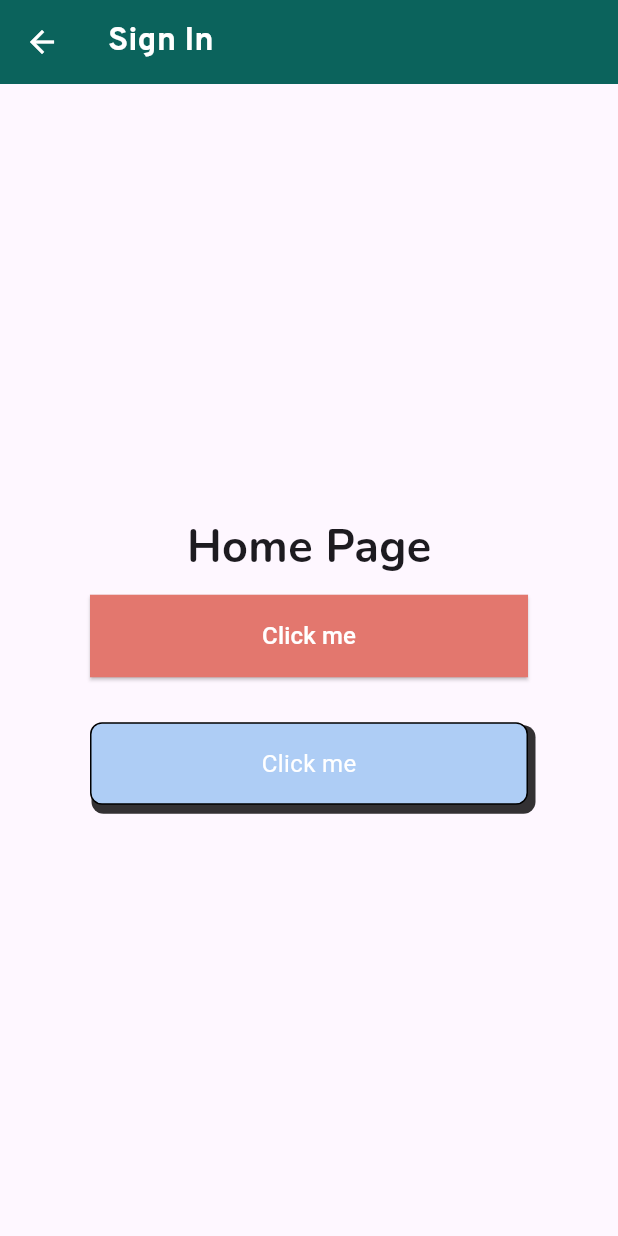
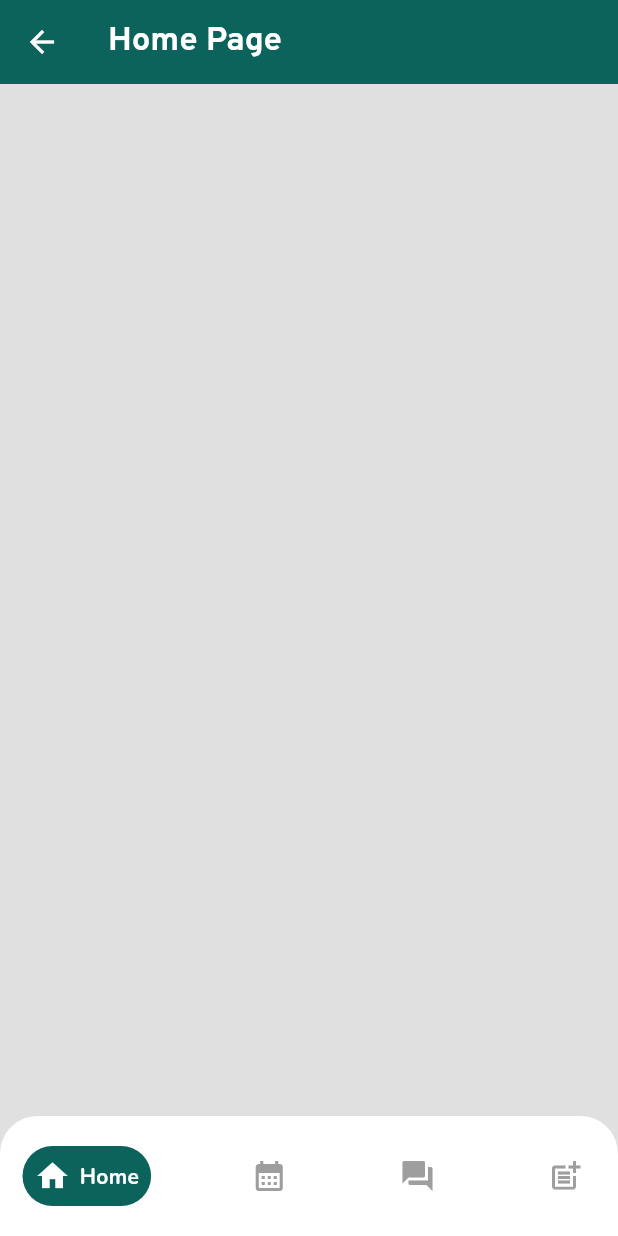
Before and after one commit to Dalton-G/Pocket-Pal, a Flutter app: the screen it shows after launch, after a tap on "Skip", after a tap on "Done", on a phone screen of 412 x 824 dp. Run offline on Flutter 3.47's test engine with Material 3 defaults, Android fonts, the phone set to English and light mode, and no system bars; drawn by our look-alikes of google_nav_bar; our stand-ins replace smooth_page_indicator.

```diff
--- a/lib/main.dart
+++ b/lib/main.dart
@@ -1,5 +1,7 @@
 import 'package:flutter/material.dart';
-import 'package:pocket_pal/onboarding_pages/onboarding.dart';
+import 'package:pocket_pal/src/screens/universal/onboarding_pages/onboarding.dart';
+import 'package:pocket_pal/src/screens/patient/patient_home_page.dart';
+import 'package:pocket_pal/src/screens/patient/patient_schedule_page.dart';
 
 void main() {
   runApp(const MyApp());
@@ -13,6 +15,10 @@ class MyApp extends StatelessWidget {
     return MaterialApp(
       debugShowCheckedModeBanner: false,
       home: OnboardingPage(),
+      routes: {
+        '/patient-homepage': (context) => PatientHomePage(),
+        '/patient-schedule': (context) => PatientSchedulePage(),
+      },
     );
   }
 }
--- /dev/null
+++ b/lib/src/screens/patient/patient_home_page.dart
@@ -0,0 +1,33 @@
+import 'package:flutter/material.dart';
+import 'package:pocket_pal/src/widgets/navbar/patient_navbar.dart';
+import 'package:pocket_pal/theme/colors/colors.dart';
+
+class PatientHomePage extends StatelessWidget {
+  const PatientHomePage({super.key});
+
+  @override
+  Widget build(BuildContext context) {
+    return Scaffold(
+      backgroundColor: Colors.grey[300],
+
+      // APP BAR
+      appBar: AppBar(
+        foregroundColor: Colors.white,
+        title: Text(
+          'Home Page',
+          style: TextStyle(
+            fontFamily: 'Overpass',
+            fontWeight: FontWeight.bold,
+            color: Colors.white,
+          ),
+        ),
+        backgroundColor: primaryGreen,
+      ),
+
+      // BODY
+
+      // BOTTOM NAVIGATION BAR
+      bottomNavigationBar: const PatientNavBar(),
+    );
+  }
+}
--- /dev/null
+++ b/lib/src/screens/patient/patient_schedule_page.dart
@@ -0,0 +1,33 @@
+import 'package:flutter/material.dart';
+import 'package:pocket_pal/src/widgets/navbar/patient_navbar.dart';
+import 'package:pocket_pal/theme/colors/colors.dart';
+
+class PatientSchedulePage extends StatelessWidget {
+  const PatientSchedulePage({super.key});
+
+  @override
+  Widget build(BuildContext context) {
+    return Scaffold(
+      backgroundColor: Colors.grey[300],
+
+      // APP BAR
+      appBar: AppBar(
+        foregroundColor: Colors.white,
+        title: Text(
+          'Schedule',
+          style: TextStyle(
+            fontFamily: 'Overpass',
+            fontWeight: FontWeight.bold,
+            color: Colors.white,
+          ),
+        ),
+        backgroundColor: primaryGreen,
+      ),
+
+      // BODY
+
+      // BOTTOM NAVIGATION BAR
+      bottomNavigationBar: const PatientNavBar(),
+    );
+  }
+}
--- a/lib/onboarding_pages/onboarding.dart
+++ b/lib/src/screens/universal/onboarding_pages/onboarding.dart
@@ -1,8 +1,7 @@
 import 'package:flutter/material.dart';
-import 'package:pocket_pal/onboarding_pages/onboarding_page_1.dart';
-import 'package:pocket_pal/onboarding_pages/onboarding_page_2.dart';
-import 'package:pocket_pal/onboarding_pages/onboarding_page_3.dart';
-import 'package:pocket_pal/view/home_page.dart';
+import 'package:pocket_pal/src/screens/universal/onboarding_pages/onboarding_page_1.dart';
+import 'package:pocket_pal/src/screens/universal/onboarding_pages/onboarding_page_2.dart';
+import 'package:pocket_pal/src/screens/universal/onboarding_pages/onboarding_page_3.dart';
 import 'package:smooth_page_indicator/smooth_page_indicator.dart';
 
 class OnboardingPage extends StatefulWidget {
@@ -79,14 +78,7 @@ class _OnboardingPageState extends State<OnboardingPage> {
                 onLastPage
                     ? GestureDetector(
                         onTap: () {
-                          Navigator.push(
-                            context,
-                            MaterialPageRoute(
-                              builder: (context) {
-                                return HomePage();
-                              },
-                            ),
-                          );
+                          Navigator.pushNamed(context, '/patient-homepage');
                         },
                         child: Text(
                           'Done',
--- a/lib/onboarding_pages/onboarding_page_1.dart
+++ b/lib/src/screens/universal/onboarding_pages/onboarding_page_1.dart
@@ -1,5 +1,5 @@
 import 'package:flutter/material.dart';
-import 'package:pocket_pal/utils/colors.dart';
+import 'package:pocket_pal/theme/colors/colors.dart';
 
 class IntroPage1 extends StatelessWidget {
   @override
@@ -10,14 +10,14 @@ class IntroPage1 extends StatelessWidget {
         child: Column(
           mainAxisAlignment: MainAxisAlignment.start,
           children: [
-            SizedBox(height: 60),
+            const SizedBox(height: 60),
 
             // Thumbnail
             Center(
               child: Container(
                 height: 300,
                 width: 300,
-                child: Image.asset('lib/images/onboarding_1.png'),
+                child: Image.asset('lib/src/assets/images/onboarding_1.png'),
               ),
             ),
 
--- a/lib/onboarding_pages/onboarding_page_2.dart
+++ b/lib/src/screens/universal/onboarding_pages/onboarding_page_2.dart
@@ -1,5 +1,5 @@
 import 'package:flutter/material.dart';
-import 'package:pocket_pal/utils/colors.dart';
+import 'package:pocket_pal/theme/colors/colors.dart';
 
 class IntroPage2 extends StatelessWidget {
   @override
--- a/lib/onboarding_pages/onboarding_page_3.dart
+++ b/lib/src/screens/universal/onboarding_pages/onboarding_page_3.dart
@@ -1,5 +1,5 @@
 import 'package:flutter/material.dart';
-import 'package:pocket_pal/utils/colors.dart';
+import 'package:pocket_pal/theme/colors/colors.dart';
 
 class IntroPage3 extends StatelessWidget {
   @override
--- /dev/null
+++ b/lib/src/widgets/navbar/patient_navbar.dart
@@ -0,0 +1,82 @@
+import 'package:flutter/material.dart';
+import 'package:google_nav_bar/google_nav_bar.dart';
+import 'package:pocket_pal/theme/colors/colors.dart';
+
+class PatientNavBar extends StatelessWidget {
+  const PatientNavBar({Key? key}) : super(key: key);
+
+  @override
+  Widget build(BuildContext context) {
+    return ClipRRect(
+      borderRadius: const BorderRadius.only(
+        topLeft: Radius.circular(25),
+        topRight: Radius.circular(25),
+      ),
+      child: Container(
+        color: Colors.white,
+        child: Padding(
+          padding: const EdgeInsets.symmetric(horizontal: 15, vertical: 20),
+          child: GNav(
+            color: Colors.grey,
+            activeColor: Colors.white,
+            backgroundColor: Colors.white,
+            tabBackgroundColor: primaryGreen,
+            padding: const EdgeInsets.all(8),
+            curve: Curves.easeInOutExpo,
+            duration: const Duration(milliseconds: 600),
+            gap: 6,
+            onTabChange: (index) {
+              if (index == 0) {
+                print('Home');
+              } else if (index == 1) {
+                print('Schedule');
+              } else if (index == 2) {
+                print('Chat');
+              } else if (index == 3) {
+                print('Forum');
+              }
+            },
+            tabs: const [
+              GButton(
+                icon: Icons.home,
+                text: 'Home',
+                textStyle: TextStyle(
+                  fontFamily: 'Nunito',
+                  color: Colors.white,
+                  fontWeight: FontWeight.bold,
+                ),
+              ),
+              GButton(
+                icon: Icons.calendar_month,
+                text: 'Schedule',
+                textStyle: TextStyle(
+                  fontFamily: 'Nunito',
+                  color: Colors.white,
+                  fontWeight: FontWeight.bold,
+                ),
+              ),
+              GButton(
+                icon: Icons.forum,
+                text: 'Chat',
+                textStyle: TextStyle(
+                  fontFamily: 'Nunito',
+                  color: Colors.white,
+                  fontWeight: FontWeight.bold,
+                ),
+              ),
+              GButton(
+                icon: Icons.post_add,
+                text: 'Forum',
+                textStyle: TextStyle(
+                  fontFamily: 'Nunito',
+                  color: Colors.white,
+                  fontWeight: FontWeight.bold,
+                ),
+              ),
+            ],
+          ),
+        ),
+      ),
+    );
+  }
+}
--- a/lib/view/home_page.dart
+++ /dev/null
@@ -1,65 +0,0 @@
-import 'package:flutter/material.dart';
-import 'package:pocket_pal/components/buttons/button_fill.dart';
-import 'package:pocket_pal/utils/colors.dart';
-
-class HomePage extends StatelessWidget {
-  const HomePage({super.key});
-
-  @override
-  Widget build(BuildContext context) {
-    return Scaffold(
-      appBar: AppBar(
-        foregroundColor: Colors.white,
-        backgroundColor: primaryGreen,
-        title: Text(
-          'Sign In',
-          style: TextStyle(
-            color: Colors.white,
-            fontFamily: 'Overpass',
-            fontWeight: FontWeight.bold,
-          ),
-        ),
-      ),
-      body: Column(
-        mainAxisAlignment: MainAxisAlignment.center,
-        children: [
-          Center(
-            child: Text(
-              'Home Page',
-              style: TextStyle(
-                fontFamily: 'Nunito',
-                fontSize: 30,
-                fontWeight: FontWeight.bold,
-              ),
-            ),
-          ),
-          SizedBox(
-            height: 10,
-          ),
-
-          // Add the ButtonFill widget here
-          ButtonFill(
-            text: "Click me",
-            btnColor: primaryOrange,
-            txtColor: Colors.white,
-            onPressed: () {},
-          ),
-          SizedBox(
-            height: 30,
-          ),
-
-          // Add the ShadowButton widget here
-          Padding(
-            padding: const EdgeInsets.symmetric(horizontal: 60),
-            child: ShadowButton(
-              text: 'Click me',
-              txtColor: Colors.white,
-              btnColor: secondaryBlue,
-              onPressed: () {},
-            ),
-          ),
-        ],
-      ),
-    );
-  }
-}
```
Also changed, not shown: pubspec.yaml (+8 -6 lines), lib/src/assets/images/onboarding_1.png (renamed from lib/images/onboarding_1.png), lib/src/widgets/buttons/button.dart (renamed from lib/components/buttons/button_fill.dart), lib/theme/colors/colors.dart (renamed from lib/utils/colors.dart), lib/theme/fonts/Nunito-Italic-VariableFont_wght.ttf (renamed from fonts/Nunito-Italic-VariableFont_wght.ttf), lib/theme/fonts/Nunito-VariableFont_wght.ttf (renamed from fonts/Nunito-VariableFont_wght.ttf), lib/theme/fonts/Overpass-Italic-VariableFont_wght.ttf (renamed from fonts/Overpass-Italic-VariableFont_wght.ttf), lib/theme/fonts/Overpass-VariableFont_wght.ttf (renamed from fonts/Overpass-VariableFont_wght.ttf), pubspec.lock.
